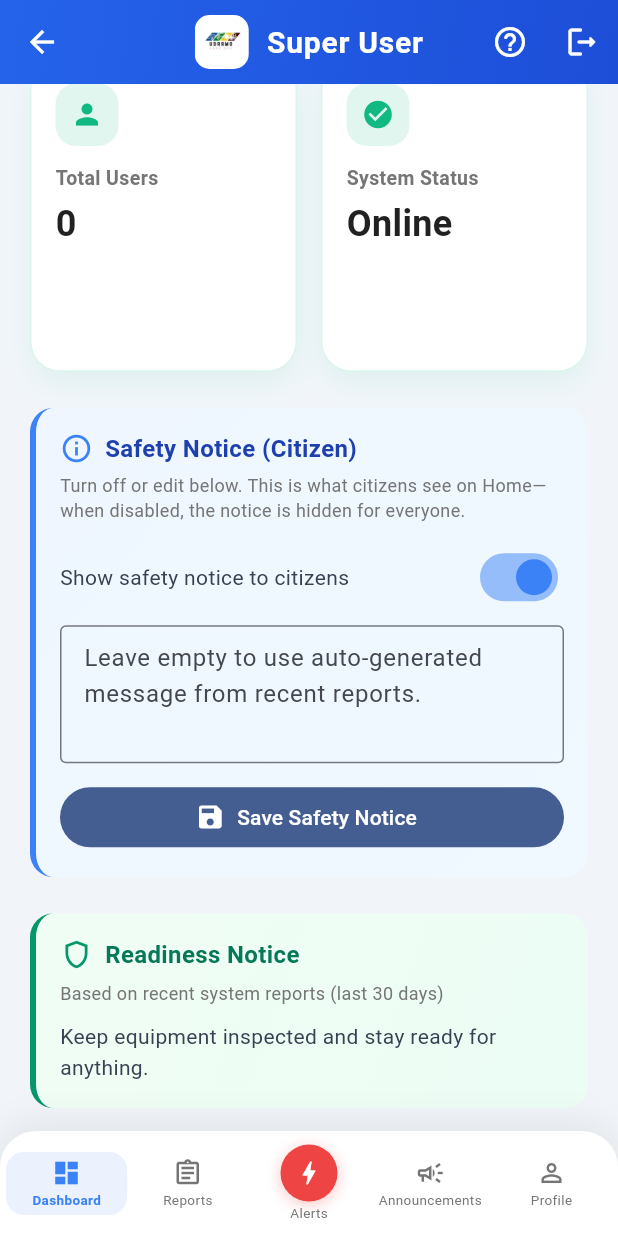
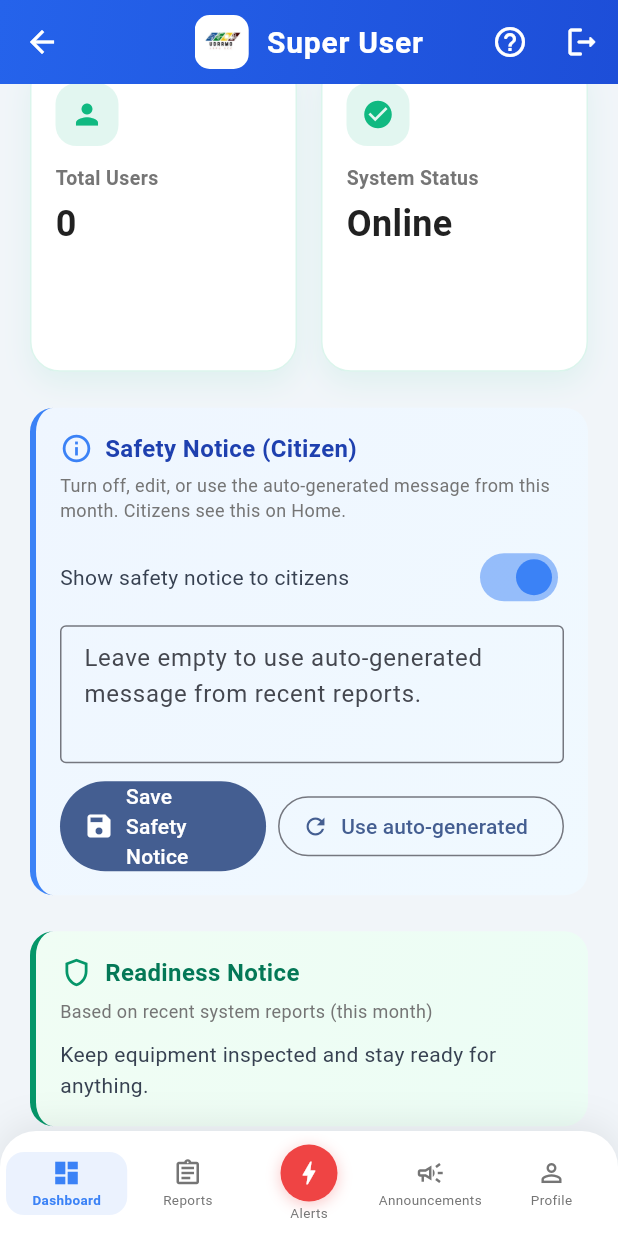
Before and after one commit to 456123qwertasdf-prog/Ispu_dres-_v1.0, a Flutter app: the SuperUserDashboardScreen screen opened by its route, scrolled down 458 dp, on a phone screen of 412 x 824 dp. Run offline on Flutter 3.47's test engine with Material 3 defaults, Android fonts, the phone set to English and light mode, and no system bars; drawn by our look-alikes of showcaseview; our stand-ins replace audioplayers, carousel_slider, connectivity_plus, flutter_html, flutter_map, geocoding and 9 more; missing offline and left inert: onesignal_flutter, pdfx, webview_flutter_wkwebview; accounts and stored records are empty; network calls fail; statements that could not run were skipped; project files that could hold a hidden picture were left out.

Commit message:
Safety notice: fallback to synopsis, month-based synopsis, admin/super_user control
- Fix safety notice fallback: clearing custom message now saves null so citizens see auto-generated synopsis (web + mobile)
- Synopsis uses current month (e.g. 'the month of March') instead of last 30 days; refined citizen/responder copy
- Admin/super_user: add 'Use auto-generated message' to reset to synopsis; help text for turn off / edit / reset
- UI labels: 'Based on recent system reports (this month)' on web and mobile

Made-with: Cursor

```diff
--- a/mobile_app/lib/screens/responder_dashboard_screen.dart
+++ b/mobile_app/lib/screens/responder_dashboard_screen.dart
@@ -1707,7 +1707,7 @@ class _ResponderDashboardScreenState extends State<ResponderDashboardScreen> {
           if (_readinessNoticeExpanded) ...[
             const SizedBox(height: 8),
             Text(
-              'Based on recent system reports (last 30 days)',
+              'Based on recent system reports (this month)',
               style: TextStyle(fontSize: 12, color: Colors.grey.shade600),
             ),
             const SizedBox(height: 12),
--- a/mobile_app/lib/screens/super_user_dashboard_screen.dart
+++ b/mobile_app/lib/screens/super_user_dashboard_screen.dart
@@ -970,7 +970,7 @@ class _SuperUserDashboardScreenState extends State<SuperUserDashboardScreen> {
           ),
           const SizedBox(height: 4),
           Text(
-            'Turn off or edit below. This is what citizens see on Home—when disabled, the notice is hidden for everyone.',
+            'Turn off, edit, or use the auto-generated message from this month. Citizens see this on Home.',
             style: TextStyle(fontSize: 12, color: Colors.grey.shade600),
           ),
           const SizedBox(height: 12),
@@ -996,13 +996,22 @@ class _SuperUserDashboardScreenState extends State<SuperUserDashboardScreen> {
             ),
           ),
           const SizedBox(height: 12),
-          SizedBox(
-            width: double.infinity,
-            child: FilledButton.icon(
-              onPressed: _safetyNoticeSaving ? null : _saveSafetyNotice,
-              icon: _safetyNoticeSaving ? const SizedBox(width: 20, height: 20, child: CircularProgressIndicator(strokeWidth: 2)) : const Icon(Icons.save, size: 20),
-              label: Text(_safetyNoticeSaving ? 'Saving...' : 'Save Safety Notice'),
-            ),
+          Row(
+            children: [
+              Expanded(
+                child: FilledButton.icon(
+                  onPressed: _safetyNoticeSaving ? null : _saveSafetyNotice,
+                  icon: _safetyNoticeSaving ? const SizedBox(width: 20, height: 20, child: CircularProgressIndicator(strokeWidth: 2)) : const Icon(Icons.save, size: 20),
+                  label: Text(_safetyNoticeSaving ? 'Saving...' : 'Save Safety Notice'),
+                ),
+              ),
+              const SizedBox(width: 8),
+              OutlinedButton.icon(
+                onPressed: _safetyNoticeSaving ? null : _useAutoGeneratedSafetyNotice,
+                icon: const Icon(Icons.refresh, size: 18),
+                label: const Text('Use auto-generated'),
+              ),
+            ],
           ),
         ],
       ),
@@ -1012,9 +1021,11 @@ class _SuperUserDashboardScreenState extends State<SuperUserDashboardScreen> {
   Future<void> _saveSafetyNotice() async {
     setState(() => _safetyNoticeSaving = true);
     try {
+      final trimmed = _safetyNoticeController.text.trim();
       await SupabaseService.updateSafetyNotice(
-        message: _safetyNoticeController.text.trim().isEmpty ? null : _safetyNoticeController.text.trim(),
+        message: trimmed.isEmpty ? null : trimmed,
         enabled: _safetyNoticeEnabled,
+        clearMessage: trimmed.isEmpty,
       );
       if (!mounted) return;
       ScaffoldMessenger.of(context).showSnackBar(
@@ -1024,6 +1035,32 @@ class _SuperUserDashboardScreenState extends State<SuperUserDashboardScreen> {
       if (!mounted) return;
       ScaffoldMessenger.of(context).showSnackBar(
         SnackBar(content: Text('Failed to save: $e'), backgroundColor: Colors.red),
+      );
+    } finally {
+      if (mounted) setState(() => _safetyNoticeSaving = false);
+    }
+  }
+
+  /// Clear custom message and save so citizens see the auto-generated synopsis.
+  Future<void> _useAutoGeneratedSafetyNotice() async {
+    setState(() {
+      _safetyNoticeController.clear();
+      _safetyNoticeSaving = true;
+    });
+    try {
+      await SupabaseService.updateSafetyNotice(
+        message: null,
+        enabled: _safetyNoticeEnabled,
+        clearMessage: true,
+      );
+      if (!mounted) return;
+      ScaffoldMessenger.of(context).showSnackBar(
+        const SnackBar(content: Text('Using auto-generated message.'), backgroundColor: Colors.green),
+      );
+    } catch (e) {
+      if (!mounted) return;
+      ScaffoldMessenger.of(context).showSnackBar(
+        SnackBar(content: Text('Failed: $e'), backgroundColor: Colors.red),
       );
     } finally {
       if (mounted) setState(() => _safetyNoticeSaving = false);
@@ -1064,7 +1101,7 @@ class _SuperUserDashboardScreenState extends State<SuperUserDashboardScreen> {
           ),
           const SizedBox(height: 6),
           Text(
-            'Based on recent system reports (last 30 days)',
+            'Based on recent system reports (this month)',
             style: TextStyle(fontSize: 12, color: Colors.grey.shade600),
           ),
           const SizedBox(height: 10),
--- a/mobile_app/lib/services/supabase_service.dart
+++ b/mobile_app/lib/services/supabase_service.dart
@@ -154,7 +154,7 @@ class SupabaseService {
     );
   }
 
-  /// Fetch recent reports for synopsis (type, corrected_type, created_at). Last 30 days filtered in app.
+  /// Fetch recent reports for synopsis (type, corrected_type, created_at). Current month filtered in app.
   static Future<List<Map<String, dynamic>>> getReportsForSynopsis() async {
     try {
       final response = await client
@@ -188,10 +188,13 @@ class SupabaseService {
     }
   }
 
-  /// Update safety notice (admin/super_user only). Pass null to leave unchanged.
+  /// Update safety notice (admin/super_user only).
+  /// When [clearMessage] is true, sets message to null so citizen view falls back to synopsis.
+  /// Otherwise pass [message] to set, or omit both to leave unchanged.
   static Future<void> updateSafetyNotice({
     String? message,
     bool? enabled,
+    bool clearMessage = false,
   }) async {
     final notice = await getSafetyNotice();
     if (notice == null) return;
@@ -201,7 +204,11 @@ class SupabaseService {
       'updated_at': DateTime.now().toUtc().toIso8601String(),
       'updated_by': currentUserId,
     };
-    if (message != null) updates['message'] = message;
+    if (clearMessage) {
+      updates['message'] = null;
+    } else if (message != null) {
+      updates['message'] = message;
+    }
     if (enabled != null) updates['enabled'] = enabled;
     await client.from('safety_notice').update(updates).eq('id', id);
   }
--- a/mobile_app/lib/utils/synopsis_helper.dart
+++ b/mobile_app/lib/utils/synopsis_helper.dart
@@ -1,5 +1,5 @@
 /// Role-based synopsis from report data (mirrors web getSynopsisForRole).
-/// Uses last 30 days of reports to build citizen and responder messages.
+/// Uses the current calendar month to build citizen and responder messages.
 class SynopsisHelper {
   static const _emergencyTypes = [
     'fire',
@@ -10,6 +10,11 @@ class SynopsisHelper {
     'environmental',
   ];
 
+  static const _monthNames = [
+    'January', 'February', 'March', 'April', 'May', 'June',
+    'July', 'August', 'September', 'October', 'November', 'December',
+  ];
+
   static String _getEffectiveType(Map<String, dynamic> r) {
     final t = (r['corrected_type'] ?? r['type'] ?? '').toString().toLowerCase().trim();
     return t;
@@ -17,24 +22,27 @@ class SynopsisHelper {
 
   /// Returns [citizenMessage, responderMessage] from report list.
   /// Reports should have: type, corrected_type (optional), created_at.
+  /// Uses the current calendar month for the time window (e.g. "the month of March").
   static Map<String, String> getSynopsisForRole(
     List<dynamic> reports, [
     String role = 'citizen',
   ]) {
     final list = reports is List ? reports : <dynamic>[];
     final now = DateTime.now();
-    final thirtyDaysAgo = now.subtract(const Duration(days: 30));
+    final startOfMonth = DateTime(now.year, now.month, 1);
     final recent = list.where((r) {
       if (r is! Map<String, dynamic>) return false;
       final createdAt = r['created_at']?.toString();
       if (createdAt == null || createdAt.isEmpty) return false;
       try {
         final d = DateTime.parse(createdAt);
-        return d.isAfter(thirtyDaysAgo) || d.isAtSameMomentAs(thirtyDaysAgo);
+        return !d.isBefore(startOfMonth) && !d.isAfter(now);
       } catch (_) {
         return false;
       }
     }).cast<Map<String, dynamic>>().toList();
+
+    final monthName = _monthNames[now.month - 1];
 
     final emergencies = recent.where((r) {
       final t = _getEffectiveType(r);
@@ -65,8 +73,9 @@ class SynopsisHelper {
       ..sort((a, b) => b.value.compareTo(a.value));
     final top = typesWithCount.isNotEmpty ? typesWithCount.first.key : null;
 
-    // Citizen message
-    String citizenMessage = 'No recent emergency reports. Stay alert and report any real emergency you see.';
+    // Citizen message — smooth opening, month-based, action-oriented
+    String citizenMessage =
+        'No emergency reports in the month of $monthName. Stay alert and report any real emergency you see.';
     if (emergencies.isNotEmpty) {
       final parts = typesWithCount
           .map((e) => '${e.value} ${typeLabels[e.key] ?? e.key}')
@@ -88,14 +97,15 @@ class SynopsisHelper {
             break;
         }
       }
-      citizenMessage = "Be more careful: we've had $parts incident(s) in the last 30 days. $caution";
+      citizenMessage =
+          "In the month of $monthName we've had $parts incident(s). $caution";
     }
     if (falseAlarms > 0 && falseAlarms >= emergencies.length) {
       citizenMessage +=
           ' Many reports were false alarms—please only report real emergencies so responders can focus on those in need.';
     }
 
-    // Responder message
+    // Responder message — month-based, prepare-and-be-ready
     const prepByType = <String, String>{
       'medical': 'Check first aid kits and AED availability. Be ready for medical calls. ',
       'fire': 'Inspect fire equipment and evacuation routes. Prepare extinguishers and muster points. ',
@@ -106,14 +116,14 @@ class SynopsisHelper {
       'other': 'Review general response kits and communication channels. ',
     };
     String responderMessage =
-        'No recent emergencies. Keep equipment inspected and stay ready for anything.';
+        'No recent emergencies this month. Keep equipment inspected and stay ready for anything.';
     if (typesWithCount.isNotEmpty) {
       final prepLines = typesWithCount
           .take(4)
           .map((e) => prepByType[e.key] ?? prepByType['other']!)
           .join();
       responderMessage =
-          'Prepare and be ready: $prepLines Inspect and prepare so you\'re ready when something happens.';
+          'For the month of $monthName: Prepare and be ready—$prepLines Inspect and prepare so you\'re ready when something happens.';
     }
 
     return {'citizenMessage': citizenMessage, 'responderMessage': responderMessage};
```
Also changed, not shown: 16 other files.
